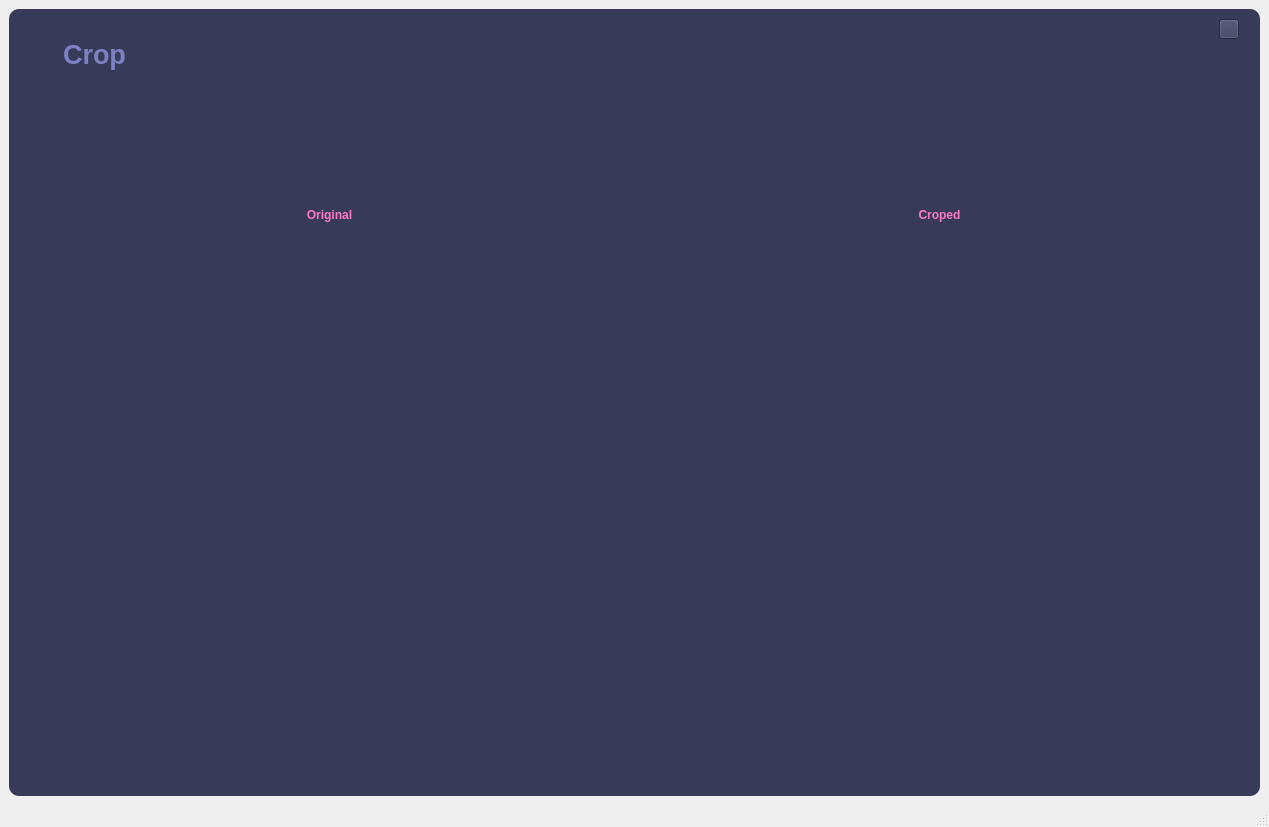
DorsaNazari/Image-Data-Annotation-Preprocessing-and-Augmentation, file cropWindow.ui: the form before one commit.
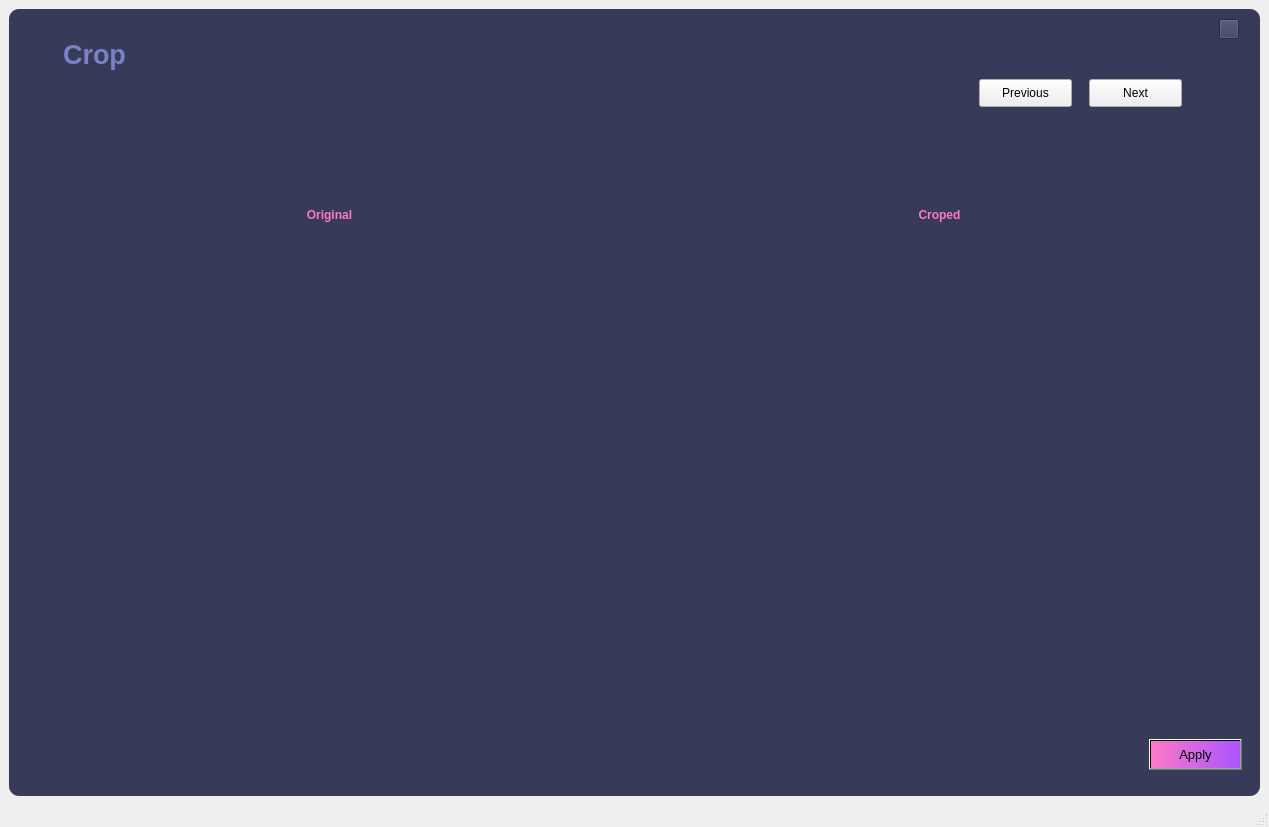
The form after the commit. Icons and pictures are not drawn.

Commit message: nice tagging & cropping & applytoall buttons added

Diff of the .ui file:
```diff
--- a/cropWindow.ui
+++ b/cropWindow.ui
@@ -202,6 +202,53 @@
         <set>Qt::AlignCenter</set>
        </property>
       </widget>
+      <widget class="QPushButton" name="pushButton_3">
+       <property name="geometry">
+        <rect>
+         <x>970</x>
+         <y>70</y>
+         <width>93</width>
+         <height>28</height>
+        </rect>
+       </property>
+       <property name="text">
+        <string>Previous</string>
+       </property>
+      </widget>
+      <widget class="QPushButton" name="pushButton_6">
+       <property name="geometry">
+        <rect>
+         <x>1080</x>
+         <y>70</y>
+         <width>93</width>
+         <height>28</height>
+        </rect>
+       </property>
+       <property name="text">
+        <string>Next</string>
+       </property>
+      </widget>
+      <widget class="QPushButton" name="pushButton">
+       <property name="geometry">
+        <rect>
+         <x>1140</x>
+         <y>730</y>
+         <width>93</width>
+         <height>31</height>
+        </rect>
+       </property>
+       <property name="font">
+        <font>
+         <pointsize>10</pointsize>
+        </font>
+       </property>
+       <property name="styleSheet">
+        <string notr="true">background-color: qlineargradient(spread:pad, x1:0, y1:0.5, x2:1, y2:0.506, stop:0 rgba(254, 121, 199, 255), stop:1 rgba(170, 85, 255, 255));</string>
+       </property>
+       <property name="text">
+        <string>Apply</string>
+       </property>
+      </widget>
      </widget>
     </item>
    </layout>
```
The commit also changes 8 other files.
